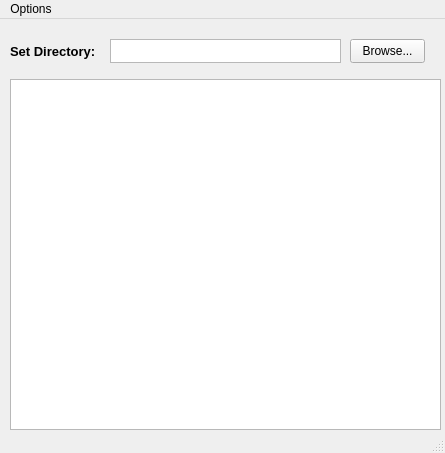
This is start.ui in separatrix/Kyogo as Qt 5 draws it before an edit. The edited form follows.
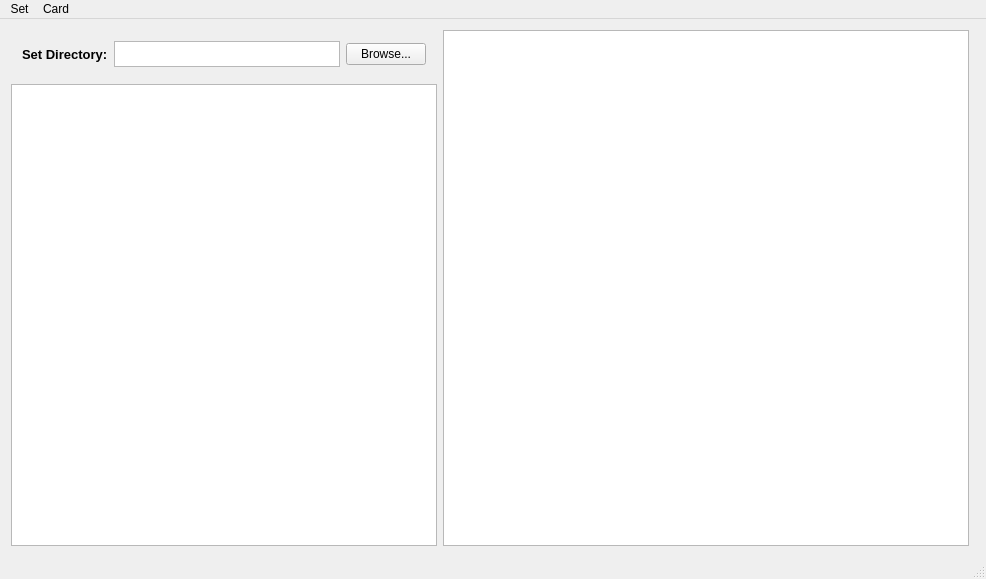
This is the edited form.

What changed in the file:
```diff
--- a/start.ui
+++ b/start.ui
@@ -9,8 +9,8 @@
    <rect>
     <x>0</x>
     <y>0</y>
-    <width>445</width>
-    <height>453</height>
+    <width>986</width>
+    <height>579</height>
    </rect>
   </property>
   <property name="sizePolicy">
@@ -23,15 +23,30 @@
    <string>Start</string>
   </property>
   <widget class="QWidget" name="centralWidget">
+   <property name="minimumSize">
+    <size>
+     <width>460</width>
+     <height>300</height>
+    </size>
+   </property>
+   <layout class="QGridLayout" name="gridLayout">
+    <item row="0" column="0">
+     <widget class="QWidget" name="" native="true">
+      <property name="minimumSize">
+       <size>
+        <width>0</width>
+        <height>0</height>
+       </size>
+      </property>
+      <property name="maximumSize">
+       <size>
+        <width>426</width>
+        <height>48</height>
+       </size>
+      </property>
+      <layout class="QHBoxLayout" name="horizontalLayout">
+       <item>
    <widget class="QLabel" name="label">
-    <property name="geometry">
-     <rect>
-      <x>10</x>
-      <y>24</y>
-      <width>92</width>
-      <height>16</height>
-     </rect>
-    </property>
     <property name="font">
      <font>
       <pointsize>10</pointsize>
@@ -43,58 +58,64 @@
      <string>Set Directory:</string>
     </property>
    </widget>
+       </item>
+       <item>
    <widget class="QPlainTextEdit" name="browseText">
-    <property name="geometry">
-     <rect>
-      <x>110</x>
-      <y>20</y>
-      <width>231</width>
-      <height>24</height>
-     </rect>
-    </property>
     <property name="verticalScrollBarPolicy">
      <enum>Qt::ScrollBarAlwaysOff</enum>
     </property>
    </widget>
+       </item>
+       <item>
    <widget class="QPushButton" name="browseButton">
-    <property name="geometry">
-     <rect>
-      <x>350</x>
-      <y>20</y>
-      <width>75</width>
-      <height>24</height>
-     </rect>
-    </property>
     <property name="text">
      <string>Browse...</string>
     </property>
    </widget>
+       </item>
+      </layout>
+     </widget>
+    </item>
+    <item row="0" column="2">
+     <widget class="QWidget" name="widget" native="true"/>
+    </item>
+    <item row="1" column="0">
    <widget class="QTableWidget" name="setTable">
-    <property name="geometry">
-     <rect>
-      <x>10</x>
-      <y>60</y>
-      <width>431</width>
-      <height>351</height>
-     </rect>
-    </property>
-   </widget>
+      <property name="maximumSize">
+       <size>
+        <width>426</width>
+        <height>16777215</height>
+       </size>
+      </property>
+     </widget>
+    </item>
+    <item row="0" column="1" rowspan="2">
+     <widget class="QTableWidget" name="cardTable"/>
+    </item>
+   </layout>
   </widget>
   <widget class="QMenuBar" name="menuBar">
    <property name="geometry">
     <rect>
      <x>0</x>
      <y>0</y>
-     <width>445</width>
+     <width>986</width>
      <height>18</height>
     </rect>
    </property>
-   <widget class="QMenu" name="menuStart_New_Game">
+   <widget class="QMenu" name="menuFile">
     <property name="title">
-     <string>Options</string>
+     <string>Set</string>
     </property>
    </widget>
-   <addaction name="menuStart_New_Game"/>
+   <widget class="QMenu" name="menuCard">
+    <property name="title">
+     <string>Card</string>
+    </property>
+    <addaction name="actionNew_Card"/>
+   </widget>
+   <addaction name="menuFile"/>
+   <addaction name="menuCard"/>
   </widget>
   <widget class="QStatusBar" name="statusBar"/>
  </widget>
```
Left out of the diff: 11 changed lines with no effect on the pictures. Lines whose indentation alone changed are shown as unchanged.
